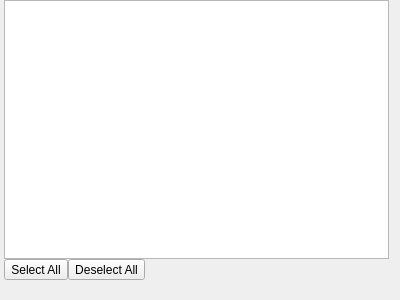
Old version of the form NewGeneUI/NewGene/Widgets/CreateOutput/SelectVariables/Variables/newgenevariablegroup.ui in the repository daniel347x/newgene.
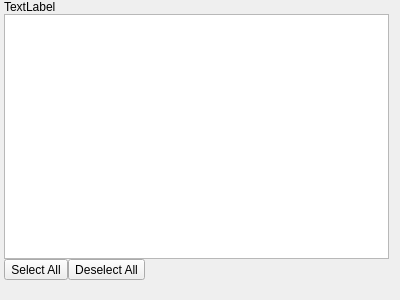
New version of the form.

```diff
--- a/NewGeneUI/NewGene/Widgets/CreateOutput/SelectVariables/Variables/newgenevariablegroup.ui
+++ b/NewGeneUI/NewGene/Widgets/CreateOutput/SelectVariables/Variables/newgenevariablegroup.ui
@@ -26,6 +26,13 @@
    <property name="bottomMargin">
     <number>20</number>
    </property>
+   <item>
+    <widget class="QLabel" name="variableGroupNotes">
+     <property name="text">
+      <string>TextLabel</string>
+     </property>
+    </widget>
+   </item>
    <item>
     <widget class="QListView" name="listView"/>
    </item>
```
